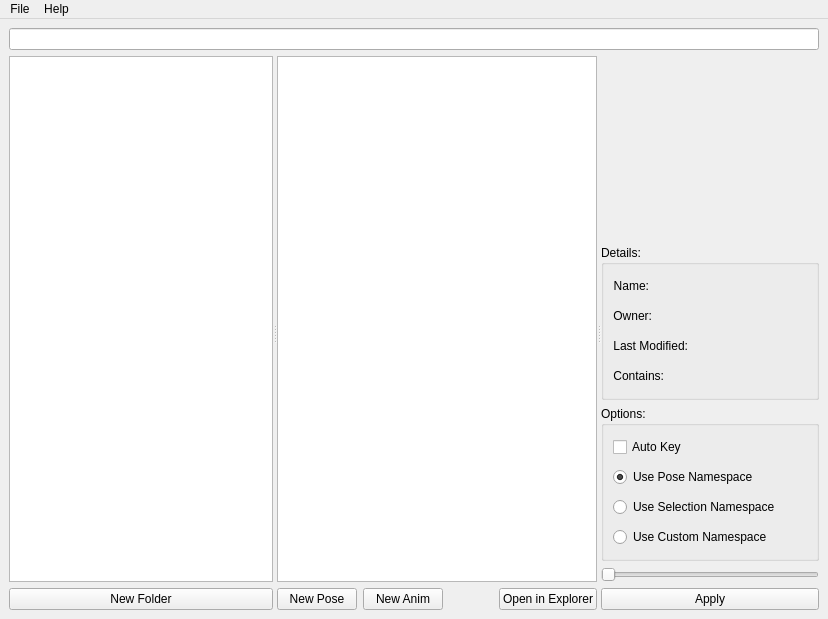
Old version of the form qezposelibrary.ui in the repository bhsingleton/poser.
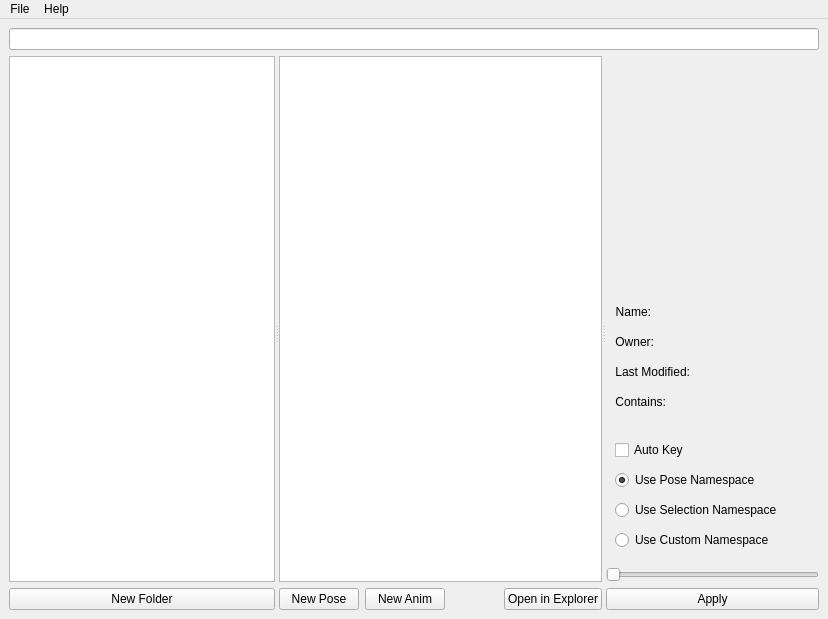
New version of the form. Custom widgets are drawn as their Qt base class.

Commit message: Adding QRollout to custom widgets.

```diff
--- a/qezposelibrary.ui
+++ b/qezposelibrary.ui
@@ -165,16 +165,13 @@
          </layout>
         </item>
         <item>
-         <widget class="QGroupBox" name="detailsGroupBox">
+         <widget class="QRollout" name="detailsWidget" native="true">
           <property name="sizePolicy">
            <sizepolicy hsizetype="Expanding" vsizetype="Minimum">
             <horstretch>0</horstretch>
             <verstretch>0</verstretch>
            </sizepolicy>
           </property>
-          <property name="title">
-           <string>Details:</string>
-          </property>
           <layout class="QFormLayout" name="detailsLayout">
            <property name="sizeConstraint">
             <enum>QLayout::SetDefaultConstraint</enum>
@@ -383,16 +380,13 @@
          </widget>
         </item>
         <item>
-         <widget class="QGroupBox" name="optionsGroupBox">
+         <widget class="QRollout" name="optionsWidget" native="true">
           <property name="sizePolicy">
            <sizepolicy hsizetype="Expanding" vsizetype="Minimum">
             <horstretch>0</horstretch>
             <verstretch>0</verstretch>
            </sizepolicy>
           </property>
-          <property name="title">
-           <string>Options:</string>
-          </property>
           <layout class="QVBoxLayout" name="optionsLayout">
            <item>
             <widget class="QCheckBox" name="autoKeyCheckBox">
@@ -537,6 +531,14 @@
    </property>
   </action>
  </widget>
+ <customwidgets>
+  <customwidget>
+   <class>QRollout</class>
+   <extends>QWidget</extends>
+   <header>qrollout.h</header>
+   <container>1</container>
+  </customwidget>
+ </customwidgets>
  <resources/>
  <connections/>
 </ui>
```
The commit also changes 1 other file.
